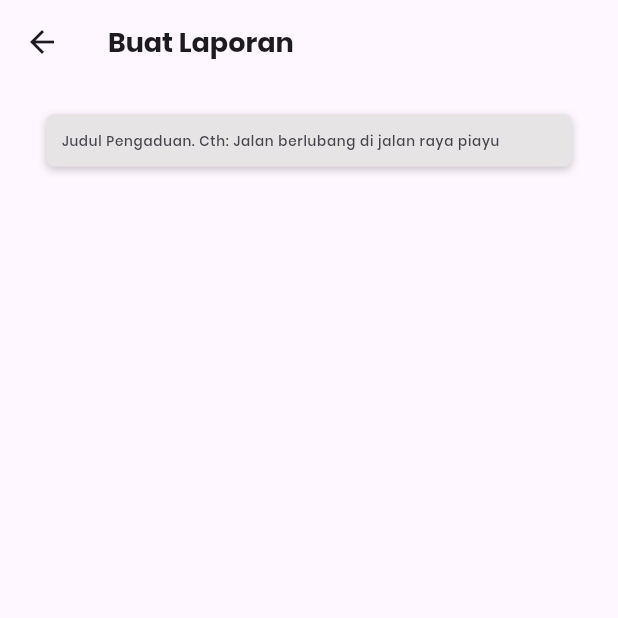
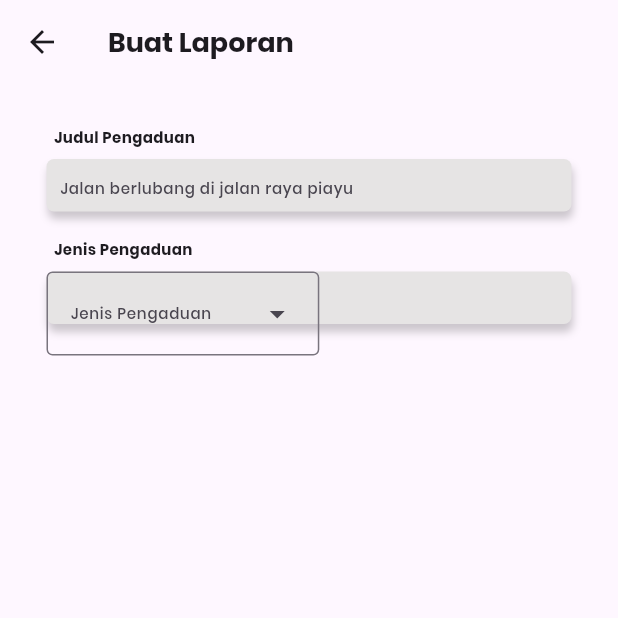
Before and after one commit to kaminariwhat/PBL20KMIPN, a Flutter app: the LaporScreen screen opened by its route, on a phone screen of 412 x 824 dp, the top half of it. Run offline on Flutter 3.47's test engine with Material 3 defaults, Android fonts, the phone set to English and light mode, and no system bars; missing offline and left inert: flutter_osm_plugin.

Commit message:
update lapor dart

```diff
--- a/lib/screens/lapor.dart
+++ b/lib/screens/lapor.dart
@@ -1,6 +1,6 @@
 import 'package:flutter/material.dart';
 
-
+const List<String> list = <String>['Jalan', 'Lampu Jalan', 'Jembatan'];
 class LaporScreen extends StatelessWidget {
   const LaporScreen({super.key});
 
@@ -32,6 +32,22 @@ class LaporScreen extends StatelessWidget {
             child: Column(
               children: [
                 const SizedBox(height: 20),
+                const SizedBox(
+                  width: 340,
+                  height: 30,
+                  child: Row(
+                    mainAxisAlignment: MainAxisAlignment.start,
+                    children: [
+                      Text('Judul Pengaduan',
+                      style: TextStyle(
+                        fontFamily: "Poppins",
+                        fontWeight: FontWeight.bold,
+                        fontSize: 10
+                      ),
+                      )
+                    ],
+                  ),
+                ),
                 SizedBox(
                 height: 35,
                 width: 350,
@@ -43,25 +59,74 @@ class LaporScreen extends StatelessWidget {
                       BoxShadow(
                         color: Colors.black.withOpacity(0.2),
                         blurRadius: 4,
-                        offset: const Offset(0, 2),
+                        offset: const Offset(1, 5),
                       ),
                     ],
                   ),
                   child: const TextField(
-                    cursorHeight: 2,
                     decoration: InputDecoration(
                       border: InputBorder.none,
-                      labelText: 'Judul Pengaduan. Cth: Jalan berlubang di jalan raya piayu',
-                      labelStyle: TextStyle(
+                      hintText: 'Jalan berlubang di jalan raya piayu',
+                      hintStyle: TextStyle(
                         fontFamily: "Poppins",
-                        fontSize: 9,
+                        fontSize: 10,
                       ),
-                      contentPadding: EdgeInsets.symmetric(vertical: 8, horizontal: 10),
+                      contentPadding: EdgeInsets.only(
+                        top: -12,
+                        left: 9
+                        ),
                     ),
                   ),
                 ),
-              )
-
+              ),
+              const SizedBox(height: 10),
+              const SizedBox(
+                width: 340,
+                  height: 30,
+                  child: Row(
+                    mainAxisAlignment: MainAxisAlignment.start,
+                    children: [
+                      Text('Jenis Pengaduan',
+                      style: TextStyle(
+                        fontFamily: "Poppins",
+                        fontWeight: FontWeight.bold,
+                        fontSize: 10
+                      ),
+                      )
+                    ],
+                  ),
+              ),
+              SizedBox(
+                width: 350,
+                height: 35,
+                child: Container(
+                  decoration: BoxDecoration(
+                    color:const Color.fromARGB(255, 230, 228, 228),
+                    borderRadius: BorderRadius.circular(5),
+                    boxShadow: [
+                      BoxShadow(
+                        color: Colors.black.withOpacity(0.2),
+                        blurRadius: 4,
+                        offset: const Offset(1, 5),
+                      ),
+                    ],
+                  ),
+                  child: SizedBox(
+                    width: 350,
+                    height: 35,
+                    child: DropdownMenu<String>(
+                    hintText: 'Jenis Pengaduan',
+                    textStyle: const TextStyle(
+                      fontFamily: 'Poppins',
+                      fontSize: 10
+                    ),
+                    dropdownMenuEntries: list.map<DropdownMenuEntry<String>>((String value) {
+                      return DropdownMenuEntry<String>(value: value, label: value);
+                    }).toList(),
+                    ),
+                  ),
+                ),
+              ),
               ],
             ),
           )
--- a/lib/screens/tutorial.dart
+++ b/lib/screens/tutorial.dart
@@ -25,7 +25,9 @@ class Tutorial extends StatelessWidget {
           ),
         ),
       ),
-      body: Column(
+      body: Expanded(child:
+      SingleChildScrollView(
+        child: Column(
         mainAxisAlignment: MainAxisAlignment.start,
         crossAxisAlignment: CrossAxisAlignment.center, // Rata tengah untuk teks
         children: [
@@ -69,7 +71,9 @@ class Tutorial extends StatelessWidget {
             ),
           ),
         ],
-      ),
+        ),
+        )
+      )
     );
   }
 }
```
